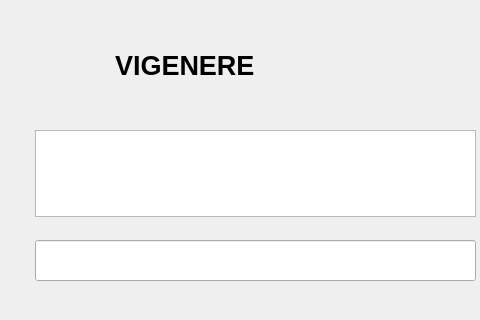
Old version of the form LAB-03/ui/vigenere.ui in the repository tuyetnhilk2021-cpu/bmttnc-hutech-2380601578; both pictures show x 225 to 705 and y 0 to 320 of the 800 by 600 pixel window.
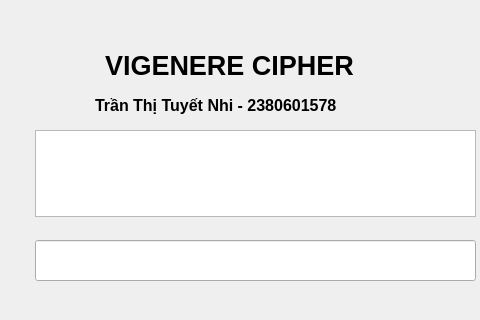
New version of the form.

```diff
--- a/LAB-03/ui/vigenere.ui
+++ b/LAB-03/ui/vigenere.ui
@@ -17,9 +17,9 @@
    <widget class="QLabel" name="label_4">
     <property name="geometry">
      <rect>
-      <x>340</x>
+      <x>330</x>
       <y>50</y>
-      <width>201</width>
+      <width>271</width>
       <height>31</height>
      </rect>
     </property>
@@ -31,7 +31,7 @@
      </font>
     </property>
     <property name="text">
-     <string>VIGENERE</string>
+     <string>VIGENERE CIPHER</string>
     </property>
    </widget>
    <widget class="QLabel" name="label">
@@ -150,6 +150,26 @@
      <string>Decrypt</string>
     </property>
    </widget>
+   <widget class="QLabel" name="label_5">
+    <property name="geometry">
+     <rect>
+      <x>320</x>
+      <y>90</y>
+      <width>291</width>
+      <height>31</height>
+     </rect>
+    </property>
+    <property name="font">
+     <font>
+      <pointsize>12</pointsize>
+      <weight>75</weight>
+      <bold>true</bold>
+     </font>
+    </property>
+    <property name="text">
+     <string>Trần Thị Tuyết Nhi - 2380601578</string>
+    </property>
+   </widget>
   </widget>
   <widget class="QMenuBar" name="menubar">
    <property name="geometry">
```
Left out of the diff: 2 changed lines with no effect on the pictures.
